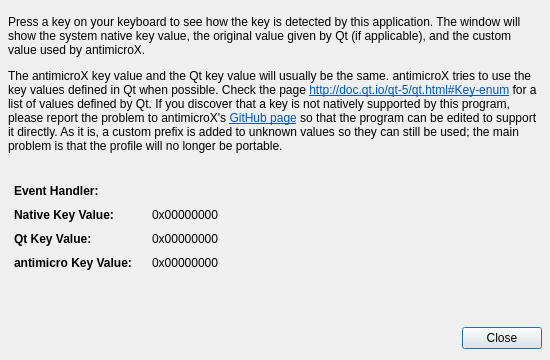
The window that src/qkeydisplaydialog.ui (AntiMicroX/antimicrox) describes before a commit, drawn with Qt 5.
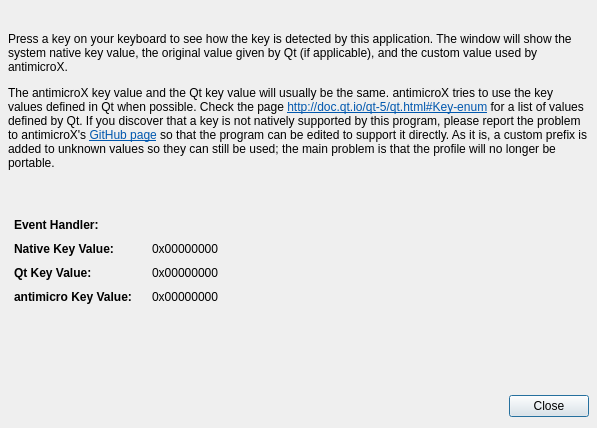
The same window after the commit.

Commit message: Preparation for GUI tests - part II

```diff
--- a/src/qkeydisplaydialog.ui
+++ b/src/qkeydisplaydialog.ui
@@ -9,8 +9,8 @@
    <rect>
     <x>0</x>
     <y>0</y>
-    <width>550</width>
-    <height>360</height>
+    <width>597</width>
+    <height>428</height>
    </rect>
   </property>
   <property name="minimumSize">
```
The commit also changes 6 other files.
